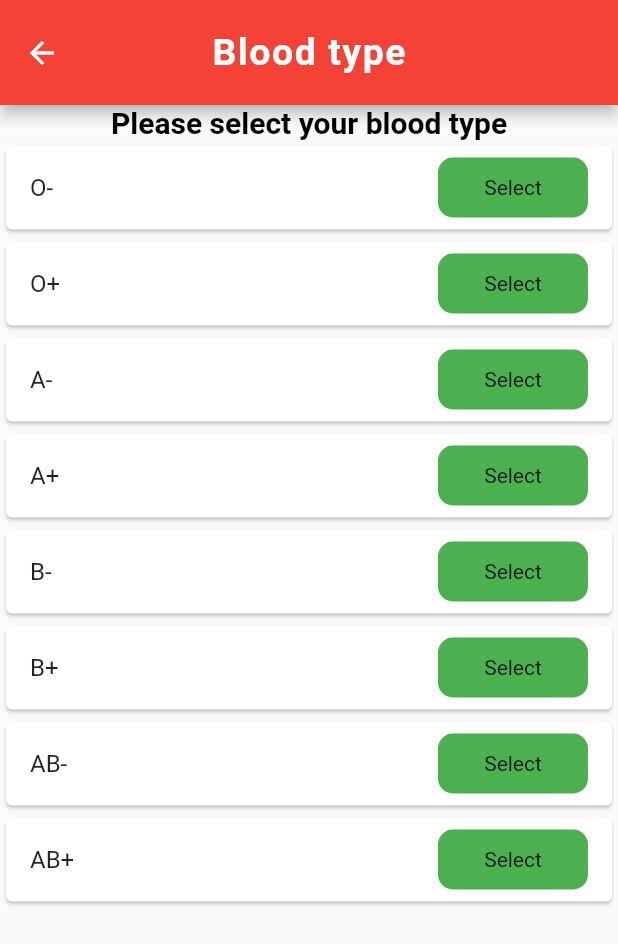
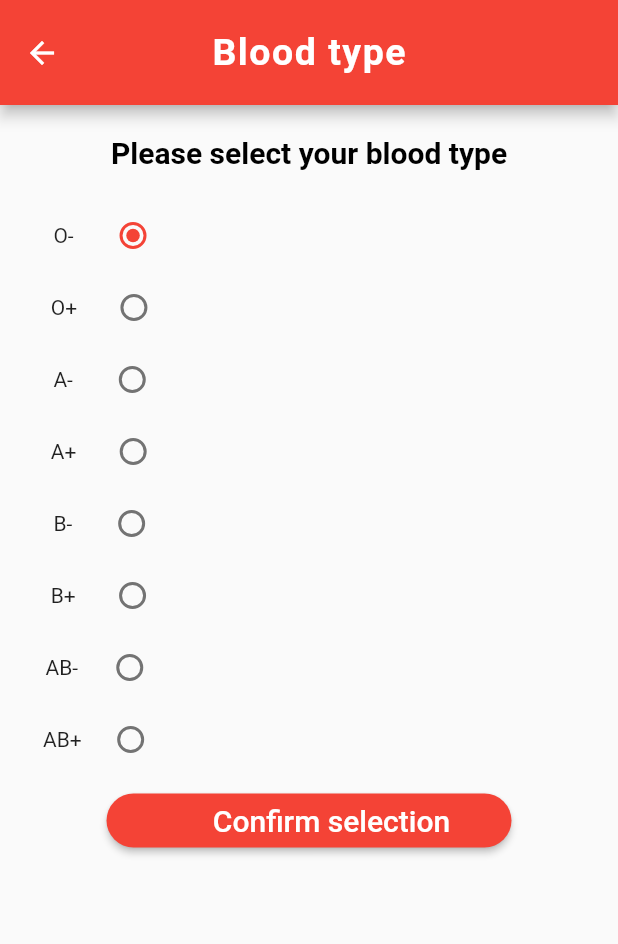
Before and after one commit to tmarmedaziz/idonate, a Flutter app: the Appeal screen opened directly, after a tap on the "arrow back" icon, after a tap on "Blood Type", on a phone screen of 412 x 824 dp. Shown: the top 944 px of the screen. Run offline on Flutter 3.47's test engine with Material 2 defaults, Android fonts, the phone set to English and light mode, and no system bars; our stand-ins replace animated_splash_screen, cloud_firestore, firebase_auth, firebase_core, fluttertoast; accounts and stored records are empty.

Commit message:
Blood Types

```diff
--- a/lib/screens/appeal.dart
+++ b/lib/screens/appeal.dart
@@ -26,13 +26,45 @@ class _AppealState extends State<Appeal> {
         centerTitle: true,
         automaticallyImplyLeading: true,
         leading: IconButton(
-          icon: Icon(Icons.arrow_back),
+          icon: const Icon(Icons.arrow_back),
           onPressed: () => Navigator.pushReplacement(
             context,
             MaterialPageRoute(builder: (_) => Profile()),
           ),
         ),
       ),
+      body: Center(
+        child: Column(
+          children: <Widget>[
+            const SizedBox(height: 10),
+            SizedBox(
+              width: 350,
+              height: 40,
+              child: RaisedButton(
+                shape: RoundedRectangleBorder(
+                  borderRadius: BorderRadius.circular(18.0),
+                ),
+                color: Colors.red,
+                onPressed: () {
+                  Navigator.pushReplacement(
+                      context, MaterialPageRoute(builder: (_) => Appeal()));
+                },
+                child: Row(
+                  mainAxisAlignment: MainAxisAlignment.center,
+                  children: const [
+                    SizedBox(width: 30),
+                    Text(
+                      'Create an appeal for donation',
+                      textAlign: TextAlign.center,
+                      style: TextStyle(color: Colors.white, fontSize: 20),
+                    ),
+                  ],
+                ),
+              ),
+            ),
+          ],
+        ),
+      ),
     );
   }
 }
--- a/lib/screens/history.dart
+++ b/lib/screens/history.dart
@@ -26,7 +26,7 @@ class _HistoryState extends State<History> {
         centerTitle: true,
         automaticallyImplyLeading: true,
         leading: IconButton(
-          icon: Icon(Icons.arrow_back),
+          icon: const Icon(Icons.arrow_back),
           onPressed: () => Navigator.pushReplacement(
             context,
             MaterialPageRoute(builder: (_) => Profile()),
--- a/lib/screens/profile.dart
+++ b/lib/screens/profile.dart
@@ -154,7 +154,7 @@ class _ProfileState extends State<Profile> {
               ],
             ),
             const SizedBox(height: 20),
-            Container(
+            SizedBox(
               width: 350,
               height: 60,
               child: RaisedButton(
@@ -175,7 +175,7 @@ class _ProfileState extends State<Profile> {
                 },
                 child: Row(
                   mainAxisAlignment: MainAxisAlignment.center,
-                  children: [
+                  children: const [
                     Icon(
                       Icons.date_range,
                       color: Colors.white,
@@ -228,7 +228,7 @@ class _ProfileState extends State<Profile> {
                 },
                 child: Row(
                   mainAxisAlignment: MainAxisAlignment.center,
-                  children: [
+                  children: const [
                     SizedBox(width: 30),
                     Text(
                       'Donation History',
@@ -253,7 +253,7 @@ class _ProfileState extends State<Profile> {
                 },
                 child: Row(
                   mainAxisAlignment: MainAxisAlignment.center,
-                  children: [
+                  children: const [
                     SizedBox(width: 30),
                     Text(
                       'View health vitals',
@@ -273,12 +273,12 @@ class _ProfileState extends State<Profile> {
                     borderRadius: BorderRadius.circular(18.0)),
                 color: Colors.red,
                 onPressed: () {
-                  Navigator.pushReplacement(
-                      context, MaterialPageRoute(builder: (_) => Appeal()));
+                  Navigator.pushReplacement(context,
+                      MaterialPageRoute(builder: (_) => const Appeal()));
                 },
                 child: Row(
                   mainAxisAlignment: MainAxisAlignment.center,
-                  children: [
+                  children: const [
                     Icon(
                       Icons.data_saver_off_rounded,
                       color: Colors.white,
--- a/lib/screens/registration.dart
+++ b/lib/screens/registration.dart
@@ -338,7 +338,7 @@ class _RegistrationScreenState extends State<RegistrationScreen> {
       bottomNavigationBar: BottomAppBar(
           child: Container(
         color: Colors.red,
-        child: Text(
+        child: const Text(
           "All Rights are saved © 2021",
           textAlign: TextAlign.center,
           style: TextStyle(fontSize: 15),
--- a/lib/screens/type.dart
+++ b/lib/screens/type.dart
@@ -8,9 +8,22 @@ class BloodType extends StatefulWidget {
   _BloodTypeState createState() => _BloodTypeState();
 }
 
+enum types {
+  Onegatif,
+  Opositif,
+  Anegatif,
+  Apositif,
+  Bnegatif,
+  Bpositif,
+  ABnegatif,
+  ABpositif
+}
+
 class _BloodTypeState extends State<BloodType> {
-  List<String> types = ['O-', 'O+', 'A-', 'A+', 'B-', 'B+', 'AB-', 'AB+'];
+  List<String> types1 = ['O-', 'O+', 'A-', 'A+', 'B-', 'B+', 'AB-', 'AB+'];
   List<String> tempArray = [];
+
+  types _value = types.Onegatif;
 
   @override
   Widget build(BuildContext context) {
@@ -29,69 +42,211 @@ class _BloodTypeState extends State<BloodType> {
         centerTitle: true,
         automaticallyImplyLeading: true,
         leading: IconButton(
-          icon: Icon(Icons.arrow_back),
+          icon: const Icon(Icons.arrow_back),
           onPressed: () => Navigator.pushReplacement(
             context,
             MaterialPageRoute(builder: (_) => Profile()),
           ),
         ),
       ),
-      body: Center(
-        child: Column(
-          mainAxisAlignment: MainAxisAlignment.center,
-          children: <Widget>[
-            const SizedBox(width: 50),
+      body: Column(
+        children: [
+          const SizedBox(height: 20),
           const Text(
             'Please select your blood type',
             textAlign: TextAlign.center,
             style: TextStyle(
-                  fontWeight: FontWeight.bold,
-                  color: Colors.black,
-                  fontSize: 20),
+                fontWeight: FontWeight.bold, color: Colors.black, fontSize: 20),
           ),
-            Expanded(
-              child: ListView.builder(
-                itemCount: types.length,
-                itemBuilder: (context, index) {
-                  return InkWell(
-                    onTap: () {
+          const SizedBox(height: 20),
+          Row(
+            children: [
+              const SizedBox(width: 20.0),
+              const Text(
+                "O-         ",
+                textAlign: TextAlign.center,
+              ),
+              Radio(
+                activeColor: Colors.red,
+                value: types.Onegatif,
+                groupValue: _value,
+                onChanged: (value) {
                   setState(() {
-                        if (tempArray.contains(types[index].toString())) {
-                          tempArray.remove(types[index].toString());
-                        } else {
-                          tempArray.add(types[index].toString());
-                        }
+                    _value = value as types;
+                    print(_value);
                   });
-                      print("myvalue");
-                      print(tempArray.toString());
                 },
-                    child: Card(
-                      child: ListTile(
-                        title: Text(types[index].toString()),
-                        trailing: Container(
+              ),
+            ],
+          ),
+          Row(
+            children: [
+              const SizedBox(width: 20.0),
+              const Text(
+                "O+        ",
+                textAlign: TextAlign.center,
+              ),
+              Radio(
+                activeColor: Colors.red,
+                value: types.Opositif,
+                groupValue: _value,
+                onChanged: (value) {
+                  setState(() {
+                    _value = value as types;
+                    print(_value);
+                  });
+                },
+              ),
+            ],
+          ),
+          Row(
+            children: [
+              const SizedBox(width: 20.0),
+              const Text(
+                "A-         ",
+                textAlign: TextAlign.center,
+              ),
+              Radio(
+                activeColor: Colors.red,
+                value: types.Anegatif,
+                groupValue: _value,
+                onChanged: (value) {
+                  setState(() {
+                    _value = value as types;
+                    print(_value);
+                  });
+                },
+              ),
+            ],
+          ),
+          Row(
+            children: [
+              const SizedBox(width: 20.0),
+              const Text(
+                "A+        ",
+                textAlign: TextAlign.center,
+              ),
+              Radio(
+                activeColor: Colors.red,
+                value: types.Apositif,
+                groupValue: _value,
+                onChanged: (value) {
+                  setState(() {
+                    _value = value as types;
+                    print(_value);
+                  });
+                },
+              ),
+            ],
+          ),
+          Row(
+            children: [
+              const SizedBox(width: 20.0),
+              const Text(
+                "B-         ",
+                textAlign: TextAlign.center,
+              ),
+              Radio(
+                activeColor: Colors.red,
+                value: types.Bnegatif,
+                groupValue: _value,
+                onChanged: (value) {
+                  setState(() {
+                    _value = value as types;
+                    print(_value);
+                  });
+                },
+              ),
+            ],
+          ),
+          Row(
+            children: [
+              const SizedBox(width: 20.0),
+              const Text(
+                "B+        ",
+                textAlign: TextAlign.center,
+              ),
+              Radio(
+                activeColor: Colors.red,
+                value: types.Bpositif,
+                groupValue: _value,
+                onChanged: (value) {
+                  setState(() {
+                    _value = value as types;
+                    print(_value);
+                  });
+                },
+              ),
+            ],
+          ),
+          Row(
+            children: [
+              const SizedBox(width: 20.0),
+              const Text(
+                "AB-      ",
+                textAlign: TextAlign.center,
+              ),
+              Radio(
+                activeColor: Colors.red,
+                value: types.ABnegatif,
+                groupValue: _value,
+                onChanged: (value) {
+                  setState(() {
+                    _value = value as types;
+                    print(_value);
+                  });
+                },
+              ),
+            ],
+          ),
+          Row(
+            children: [
+              const SizedBox(width: 20.0),
+              const Text(
+                "AB+     ",
+                textAlign: TextAlign.center,
+              ),
+              Radio(
+                activeColor: Colors.red,
+                value: types.ABpositif,
+                groupValue: _value,
+                onChanged: (value) {
+                  setState(() {
+                    _value = value as types;
+                    print(_value);
+                  });
+                },
+              ),
+            ],
+          ),
+          const SizedBox(height: 10),
+          SizedBox(
+            width: 270,
             height: 40,
-                          width: 100,
-                          decoration: BoxDecoration(
-                            color: tempArray.contains(types[index].toString())
-                                ? Colors.red
-                                : Colors.green,
-                            borderRadius: BorderRadius.circular(10),
-                          ),
             child: Center(
-                            child: Text(
-                                tempArray.contains(types[index].toString())
-                                    ? 'Remove'
-                                    : "Select"),
+              child: RaisedButton(
+                shape: RoundedRectangleBorder(
+                    borderRadius: BorderRadius.circular(18.0)),
+                color: Colors.red,
+                onPressed: () {
+                  Navigator.pushReplacement(
+                      context, MaterialPageRoute(builder: (_) => Profile()));
+                },
+                child: Row(
+                  mainAxisAlignment: MainAxisAlignment.center,
+                  children: const [
+                    SizedBox(width: 30),
+                    Text(
+                      'Confirm selection',
+                      textAlign: TextAlign.center,
+                      style: TextStyle(color: Colors.white, fontSize: 20),
+                    )
+                  ],
                 ),
               ),
             ),
           ),
-                  );
-                },
-              ),
-            ),
         ],
-        ),
       ),
     );
   }
--- a/lib/screens/vitals.dart
+++ b/lib/screens/vitals.dart
@@ -26,7 +26,7 @@ class _VitalsState extends State<Vitals> {
         centerTitle: true,
         automaticallyImplyLeading: true,
         leading: IconButton(
-          icon: Icon(Icons.arrow_back),
+          icon: const Icon(Icons.arrow_back),
           onPressed: () => Navigator.pushReplacement(
             context,
             MaterialPageRoute(builder: (_) => Profile()),
```
Lines whose indentation alone changed are shown as unchanged.
